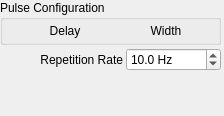
kncrabtree/blackchirp, file src/gui/widget/pulseconfigwidget.ui: the form before one commit.
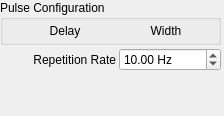
The form after the commit. Custom widgets are drawn as their Qt base class.

The edit to the form file:
```diff
--- a/src/gui/widget/pulseconfigwidget.ui
+++ b/src/gui/widget/pulseconfigwidget.ui
@@ -119,7 +119,7 @@
           <string> Hz</string>
          </property>
          <property name="decimals">
-          <number>1</number>
+          <number>2</number>
          </property>
          <property name="minimum">
           <double>0.100000000000000</double>
```
